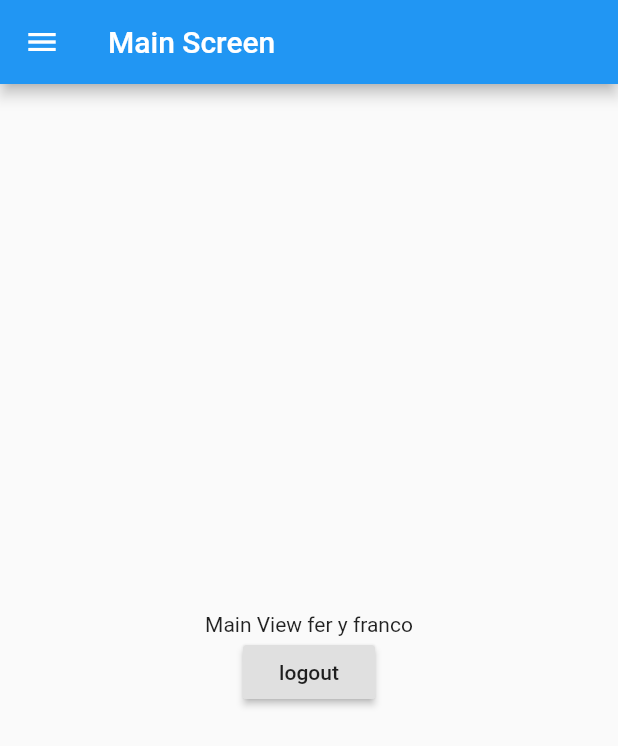
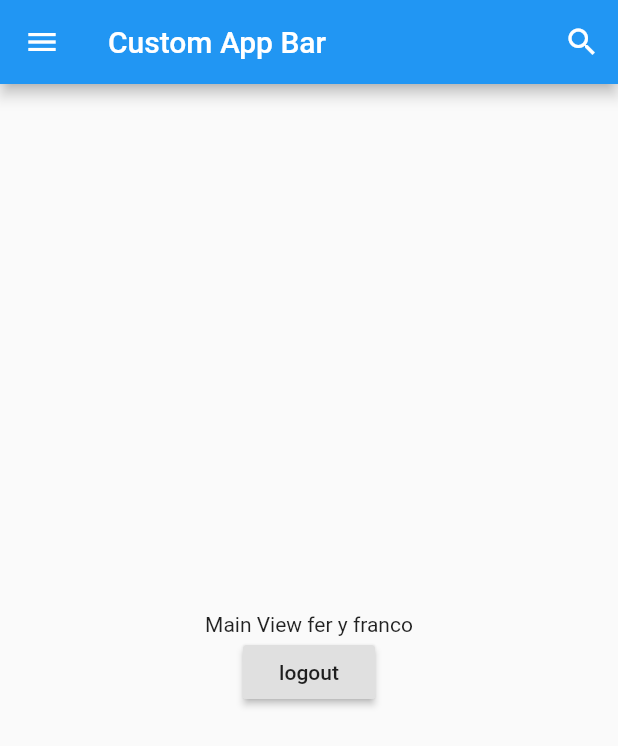
Before and after one commit to aarcoraci/flutter_testapp, a Flutter app: the MainView screen opened directly, on a phone screen of 412 x 824 dp. Shown: the top 746 px of the screen. Run offline on Flutter 3.47's test engine with Material 2 defaults, Android fonts, the phone set to English and light mode, and no system bars; our stand-ins replace get_it.

Commit message:
playing with custom bar

```diff
--- a/lib/views/main/main_view.dart
+++ b/lib/views/main/main_view.dart
@@ -3,12 +3,13 @@ import 'package:provider/provider.dart';
 import 'package:testapp/locator/service_locator.dart';
 import 'package:testapp/viewmodels/app/auth_viewmodel.dart';
 import 'package:testapp/widgets/shared/app_drawer.dart';
+import 'package:testapp/widgets/shared/custom_app_bar.dart';
 
 class MainView extends StatelessWidget {
   @override
   Widget build(BuildContext context) {
     return Scaffold(
-      appBar: AppBar(title: Text('Main Screen')),
+      appBar: CustomAppBar(),
       drawer: AppDrawer(),
       body: Center(
         child: Column(
--- /dev/null
+++ b/lib/widgets/shared/custom_app_bar.dart
@@ -0,0 +1,48 @@
+import 'package:flutter/material.dart';
+//https://dribbble.com/shots/1881354-Search-Bar-Animation
+
+class CustomAppBar extends StatefulWidget with PreferredSizeWidget {
+  @override
+  final Size preferredSize;
+
+  CustomAppBar({
+    Key key,
+  })  : preferredSize = Size.fromHeight(56.0),
+        super(key: key);
+
+  @override
+  _CustomAppBarState createState() => _CustomAppBarState();
+}
+
+class _CustomAppBarState extends State<CustomAppBar> {
+  bool _showSearchBox = false;
+
+  void _toggleSearch() {
+    setState(() {
+      this._showSearchBox = !this._showSearchBox;
+    });
+  }
+
+  @override
+  Widget build(BuildContext buildContext) {
+    return AppBar(
+      title: _showSearchBox
+          ? TextField(
+              decoration: InputDecoration(
+                  border: InputBorder.none, hintText: 'Enter a search term'),
+            )
+          : Text("Custom App Bar"),
+      actions: <Widget>[
+        IconButton(
+          icon: _showSearchBox
+              ? const Icon(Icons.close)
+              : const Icon(Icons.search),
+          tooltip: 'Show Snackbar',
+          onPressed: () {
+            _toggleSearch();
+          },
+        ),
+      ],
+    );
+  }
+}
```
